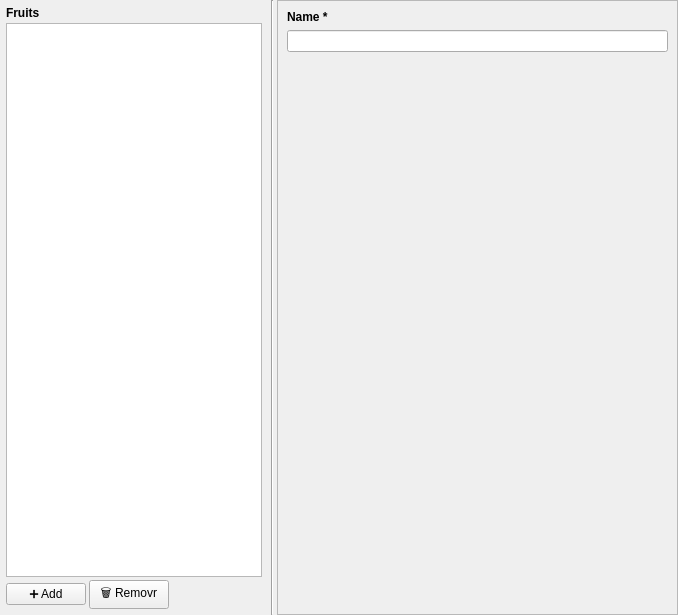
Old version of the form DRLS_src/client/src/tabs/FruitsTab.ui in the repository fmarkyy98/DRLS.
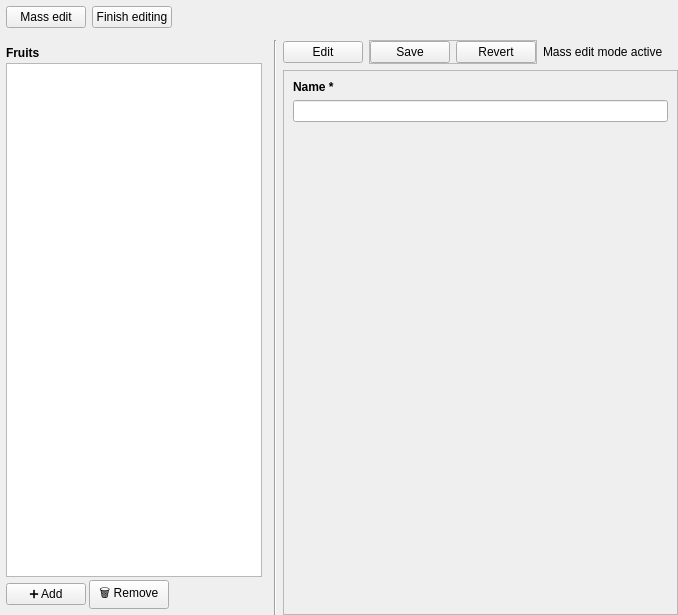
New version of the form.

Commit message: fruit and user works

The edit to the form file:
```diff
--- a/DRLS_src/client/src/tabs/FruitsTab.ui
+++ b/DRLS_src/client/src/tabs/FruitsTab.ui
@@ -13,10 +13,7 @@
   <property name="windowTitle">
    <string>Form</string>
   </property>
-  <layout class="QHBoxLayout" name="horizontalLayout" stretch="0,0,1">
-   <property name="spacing">
-    <number>3</number>
-   </property>
+  <layout class="QGridLayout" name="gridLayout" columnstretch="0,0,1">
    <property name="leftMargin">
     <number>0</number>
    </property>
@@ -29,9 +26,171 @@
    <property name="bottomMargin">
     <number>0</number>
    </property>
-   <item>
-    <widget class="QFrame" name="usersFrame">
-     <layout class="QVBoxLayout" name="verticalLayout_2">
+   <item row="2" column="2">
+    <widget class="QFrame" name="detailsFrame">
+     <property name="enabled">
+      <bool>true</bool>
+     </property>
+     <property name="frameShape">
+      <enum>QFrame::StyledPanel</enum>
+     </property>
+     <property name="frameShadow">
+      <enum>QFrame::Raised</enum>
+     </property>
+     <layout class="QVBoxLayout" name="verticalLayout">
+      <item>
+       <widget class="QLabel" name="nameLabel">
+        <property name="font">
+         <font>
+          <bold>true</bold>
+         </font>
+        </property>
+        <property name="text">
+         <string>Name *</string>
+        </property>
+       </widget>
+      </item>
+      <item>
+       <widget class="QLineEdit" name="nameLineEdit"/>
+      </item>
+      <item>
+       <spacer name="verticalSpacer">
+        <property name="orientation">
+         <enum>Qt::Vertical</enum>
+        </property>
+        <property name="sizeHint" stdset="0">
+         <size>
+          <width>20</width>
+          <height>40</height>
+         </size>
+        </property>
+       </spacer>
+      </item>
+     </layout>
+    </widget>
+   </item>
+   <item row="0" column="0" colspan="3">
+    <layout class="QHBoxLayout" name="horizontalLayout_2">
+     <property name="leftMargin">
+      <number>6</number>
+     </property>
+     <property name="topMargin">
+      <number>6</number>
+     </property>
+     <property name="rightMargin">
+      <number>6</number>
+     </property>
+     <property name="bottomMargin">
+      <number>6</number>
+     </property>
+     <item>
+      <widget class="QPushButton" name="massEditButton">
+       <property name="text">
+        <string>Mass edit</string>
+       </property>
+      </widget>
+     </item>
+     <item>
+      <widget class="QPushButton" name="finishMassEditButton">
+       <property name="text">
+        <string>Finish editing</string>
+       </property>
+      </widget>
+     </item>
+     <item>
+      <spacer name="horizontalSpacer_2">
+       <property name="orientation">
+        <enum>Qt::Horizontal</enum>
+       </property>
+       <property name="sizeHint" stdset="0">
+        <size>
+         <width>40</width>
+         <height>20</height>
+        </size>
+       </property>
+      </spacer>
+     </item>
+    </layout>
+   </item>
+   <item row="1" column="2">
+    <layout class="QHBoxLayout" name="horizontalLayout_3">
+     <item>
+      <widget class="QPushButton" name="editButton">
+       <property name="text">
+        <string>Edit</string>
+       </property>
+      </widget>
+     </item>
+     <item>
+      <widget class="QFrame" name="saveFrame">
+       <property name="frameShape">
+        <enum>QFrame::StyledPanel</enum>
+       </property>
+       <property name="frameShadow">
+        <enum>QFrame::Raised</enum>
+       </property>
+       <layout class="QHBoxLayout" name="horizontalLayout_4">
+        <property name="leftMargin">
+         <number>0</number>
+        </property>
+        <property name="topMargin">
+         <number>0</number>
+        </property>
+        <property name="rightMargin">
+         <number>0</number>
+        </property>
+        <property name="bottomMargin">
+         <number>0</number>
+        </property>
+        <item>
+         <widget class="QPushButton" name="saveButton">
+          <property name="text">
+           <string>Save</string>
+          </property>
+         </widget>
+        </item>
+        <item>
+         <widget class="QPushButton" name="revertButton">
+          <property name="text">
+           <string>Revert</string>
+          </property>
+         </widget>
+        </item>
+       </layout>
+      </widget>
+     </item>
+     <item>
+      <widget class="QLabel" name="massEditLabel">
+       <property name="text">
+        <string>Mass edit mode active</string>
+       </property>
+      </widget>
+     </item>
+     <item>
+      <spacer name="horizontalSpacer_3">
+       <property name="orientation">
+        <enum>Qt::Horizontal</enum>
+       </property>
+       <property name="sizeHint" stdset="0">
+        <size>
+         <width>40</width>
+         <height>20</height>
+        </size>
+       </property>
+      </spacer>
+     </item>
+    </layout>
+   </item>
+   <item row="1" column="1" rowspan="2">
+    <widget class="Line" name="line">
+     <property name="orientation">
+      <enum>Qt::Vertical</enum>
+     </property>
+    </widget>
+   </item>
+   <item row="1" column="0" rowspan="2">
+    <widget class="QFrame" name="fruitsFrame">
+     <layout class="QVBoxLayout" name="verticalLayout_2" stretch="0,0,0">
       <property name="spacing">
        <number>3</number>
       </property>
@@ -74,7 +233,7 @@
         <item>
          <widget class="QPushButton" name="removeButton">
           <property name="text">
-           <string>🗑️ Removr</string>
+           <string>🗑️ Remove</string>
           </property>
          </widget>
         </item>
@@ -96,53 +255,6 @@
      </layout>
     </widget>
    </item>
-   <item>
-    <widget class="Line" name="line">
-     <property name="orientation">
-      <enum>Qt::Vertical</enum>
-     </property>
-    </widget>
-   </item>
-   <item>
-    <widget class="QFrame" name="detailsFrame">
-     <property name="frameShape">
-      <enum>QFrame::StyledPanel</enum>
-     </property>
-     <property name="frameShadow">
-      <enum>QFrame::Raised</enum>
-     </property>
-     <layout class="QVBoxLayout" name="verticalLayout">
-      <item>
-       <widget class="QLabel" name="label_2">
-        <property name="font">
-         <font>
-          <bold>true</bold>
-         </font>
-        </property>
-        <property name="text">
-         <string>Name *</string>
-        </property>
-       </widget>
-      </item>
-      <item>
-       <widget class="QLineEdit" name="lineEdit_2"/>
-      </item>
-      <item>
-       <spacer name="verticalSpacer">
-        <property name="orientation">
-         <enum>Qt::Vertical</enum>
-        </property>
-        <property name="sizeHint" stdset="0">
-         <size>
-          <width>20</width>
-          <height>40</height>
-         </size>
-        </property>
-       </spacer>
-      </item>
-     </layout>
-    </widget>
-   </item>
   </layout>
  </widget>
  <resources/>
```
The commit also changes 12 other files.
